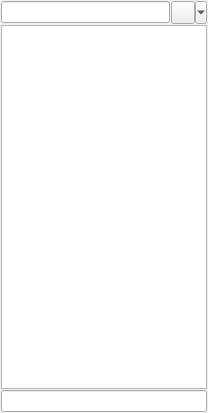
Old version of the form src/plugins/azoth/mainwidget.ui in the repository 0xd34df00d/leechcraft.
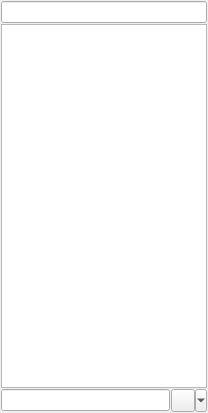
New version of the form.

Commit message: Azoth: swapped status box & search bar.

```diff
--- a/src/plugins/azoth/mainwidget.ui
+++ b/src/plugins/azoth/mainwidget.ui
@@ -21,21 +21,7 @@
     <number>1</number>
    </property>
    <item>
-    <layout class="QHBoxLayout" name="BottomLayout_">
-     <item>
-      <widget class="QLineEdit" name="FastStatusText_"/>
-     </item>
-     <item>
-      <widget class="QToolButton" name="FastStatusButton_">
-       <property name="text">
-        <string/>
-       </property>
-       <property name="popupMode">
-        <enum>QToolButton::MenuButtonPopup</enum>
-       </property>
-      </widget>
-     </item>
-    </layout>
+    <widget class="QLineEdit" name="FilterLine_"/>
    </item>
    <item>
     <widget class="QTreeView" name="CLTree_">
@@ -68,7 +54,21 @@
     </widget>
    </item>
    <item>
-    <widget class="QLineEdit" name="FilterLine_"/>
+    <layout class="QHBoxLayout" name="BottomLayout_">
+     <item>
+      <widget class="QLineEdit" name="FastStatusText_"/>
+     </item>
+     <item>
+      <widget class="QToolButton" name="FastStatusButton_">
+       <property name="text">
+        <string/>
+       </property>
+       <property name="popupMode">
+        <enum>QToolButton::MenuButtonPopup</enum>
+       </property>
+      </widget>
+     </item>
+    </layout>
    </item>
   </layout>
   <action name="ActionAddAccount_">
```
